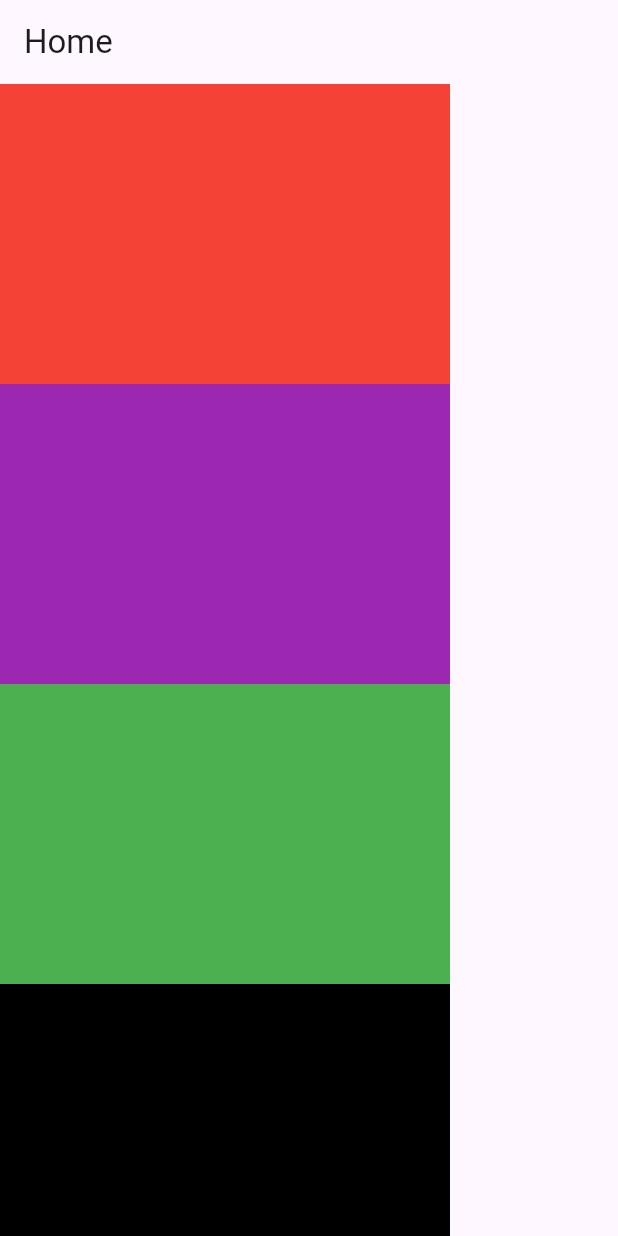
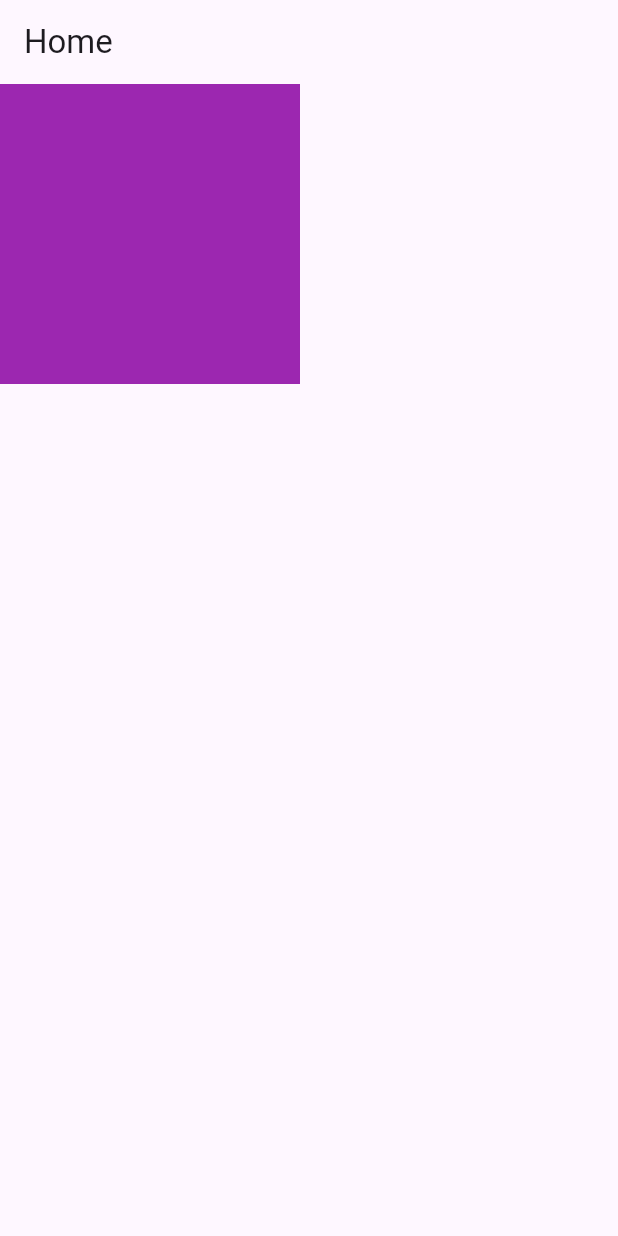
Before and after one commit to Ashraf-Samiu/Responsive_AdaptiveWidgets, a Flutter app: the screen it shows after launch, on a phone screen of 412 x 824 dp. Run offline on Flutter 3.47's test engine with Material 3 defaults, Android fonts, the phone set to English and light mode, and no system bars.

Commit message:
Layout_Builder Commit

```diff
--- a/lib/main.dart
+++ b/lib/main.dart
@@ -18,43 +18,24 @@ class HomeScreen extends StatelessWidget{
       appBar: AppBar(
         title: Text("Home"),
       ),
-      body: SingleChildScrollView(
-        scrollDirection: Axis.vertical,
-        ///scroll button will appear in the content
-        child: Column(
-          children: [
-            Container(
-              width: 300,
-              height: 200,
-              color: Colors.red,
-            ),
-            Container(
-              width: 300,
-              height: 200,
-              color: Colors.purple,
-            ),
-            Container(
-              width: 300,
-              height: 200,
-              color: Colors.green,
-            ),
-            Container(
-              width: 300,
-              height: 200,
-              color: Colors.black,
-            ),
-            Container(
-              width: 300,
-              height: 200,
-              color: Colors.grey,
-            ),
-            Container(
-              width: 300,
-              height: 200,
-              color: Colors.deepOrange,
-            ),
-          ],
-        ),
+      body: LayoutBuilder(
+          builder: (BuildContext context,
+              BoxConstraints constraints){
+              if(constraints.maxWidth>600){
+                return Container(
+                  width: 400,
+                  height: 400,
+                  color: Colors.amber,
+                );
+              }
+              else{
+                return Container(
+                  width: 200,
+                  height: 200,
+                  color: Colors.purple,
+                );
+              }
+          }
       ),
     );
   }
```
